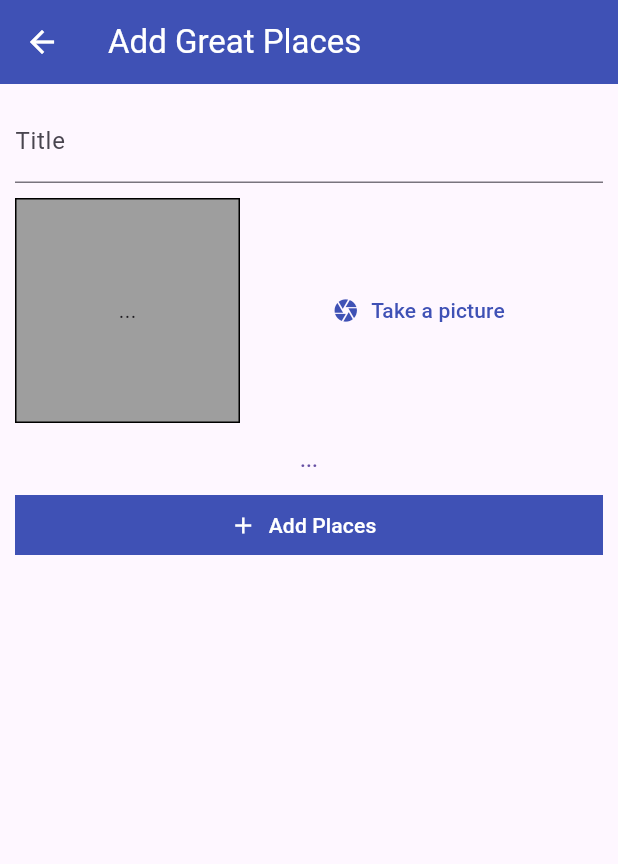
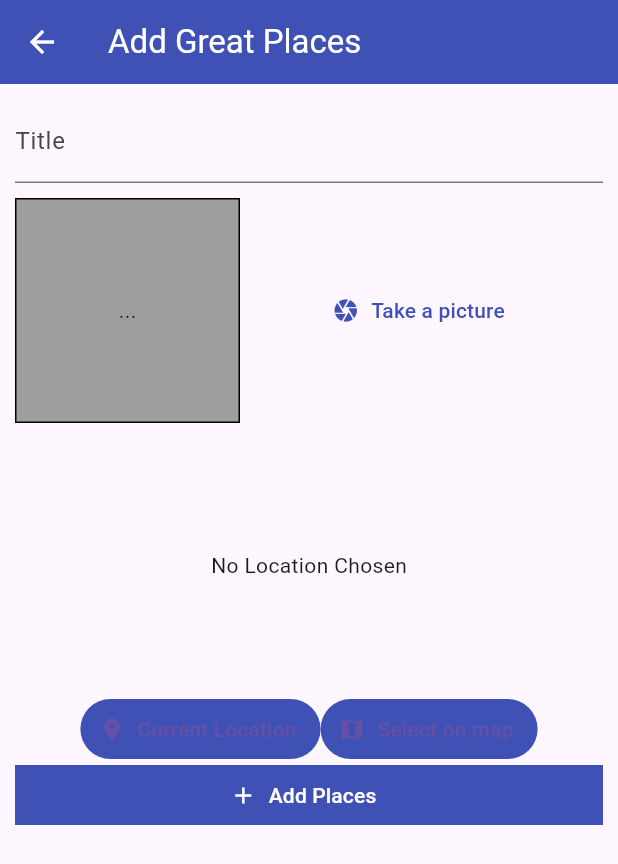
Before and after one commit to Joyy-dev/placeApp, a Flutter app: the AddPlacesScreen screen opened by its route, on a phone screen of 412 x 824 dp. Shown: the top 864 px of the screen. Run offline on Flutter 3.47's test engine with Material 3 defaults, Android fonts, the phone set to English and light mode, and no system bars; our stand-ins replace image_picker, sqflite; accounts and stored records are empty.

Commit message:
location input

```diff
--- a/lib/screens/add_places_screen.dart
+++ b/lib/screens/add_places_screen.dart
@@ -3,6 +3,7 @@ import 'dart:io';
 import 'package:flutter/material.dart';
 import 'package:placeapp/providers/great_places.dart';
 import 'package:placeapp/widget/image_input.dart';
+import 'package:placeapp/widget/location_input.dart';
 import 'package:provider/provider.dart';
 
 class AddPlacesScreen extends StatefulWidget {
@@ -53,7 +54,8 @@ class _AddPlacesScreenState extends State<AddPlacesScreen> {
                   ),
                   const SizedBox(height: 10,),
                   ImageInput(_onSelectImage),
-                  TextButton(onPressed: () {}, child: const Text('...'))
+                  const SizedBox(height: 10,),
+                  const LocationInput(),
                 ],
               ),
               ElevatedButton.icon(
--- a/lib/widget/location_input.dart
+++ b/lib/widget/location_input.dart
@@ -23,6 +23,7 @@ class _LocationInputState extends State<LocationInput> {
           : Image.network(_previewImageUrl!, fit: BoxFit.cover,),
         ),
         Row(
+          mainAxisAlignment: MainAxisAlignment.center,
           children: [
             TextButton.icon(
               style: TextButton.styleFrom(
```
Also changed, not shown: 2 other files.
